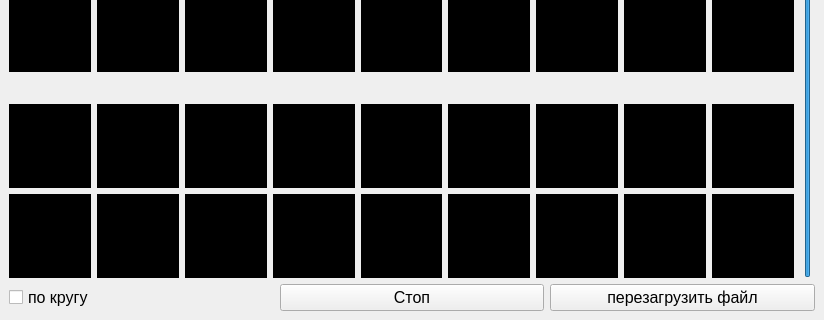
ungverd/ShiningSphereViewer, file SphereViewer.ui: the form before one commit; both pictures show x 0 to 824 and y 382 to 702 of the 824 by 702 pixel window.
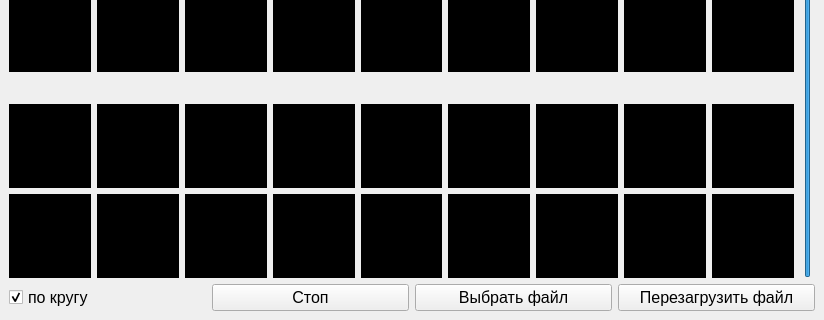
The form after the commit.

Patch:
```diff
--- a/SphereViewer.ui
+++ b/SphereViewer.ui
@@ -856,6 +856,15 @@
         <property name="text">
          <string>по кругу</string>
         </property>
+        <property name="iconSize">
+         <size>
+          <width>20</width>
+          <height>20</height>
+         </size>
+        </property>
+        <property name="checked">
+         <bool>true</bool>
+        </property>
        </widget>
       </item>
       <item>
@@ -865,10 +874,17 @@
         </property>
        </widget>
       </item>
+      <item>
+       <widget class="QPushButton" name="openFileButton">
+        <property name="text">
+         <string>Выбрать файл</string>
+        </property>
+       </widget>
+      </item>
       <item>
        <widget class="QPushButton" name="ReloadButton">
         <property name="text">
-         <string>перезагрузить файл</string>
+         <string>Перезагрузить файл</string>
         </property>
        </widget>
       </item>
```
